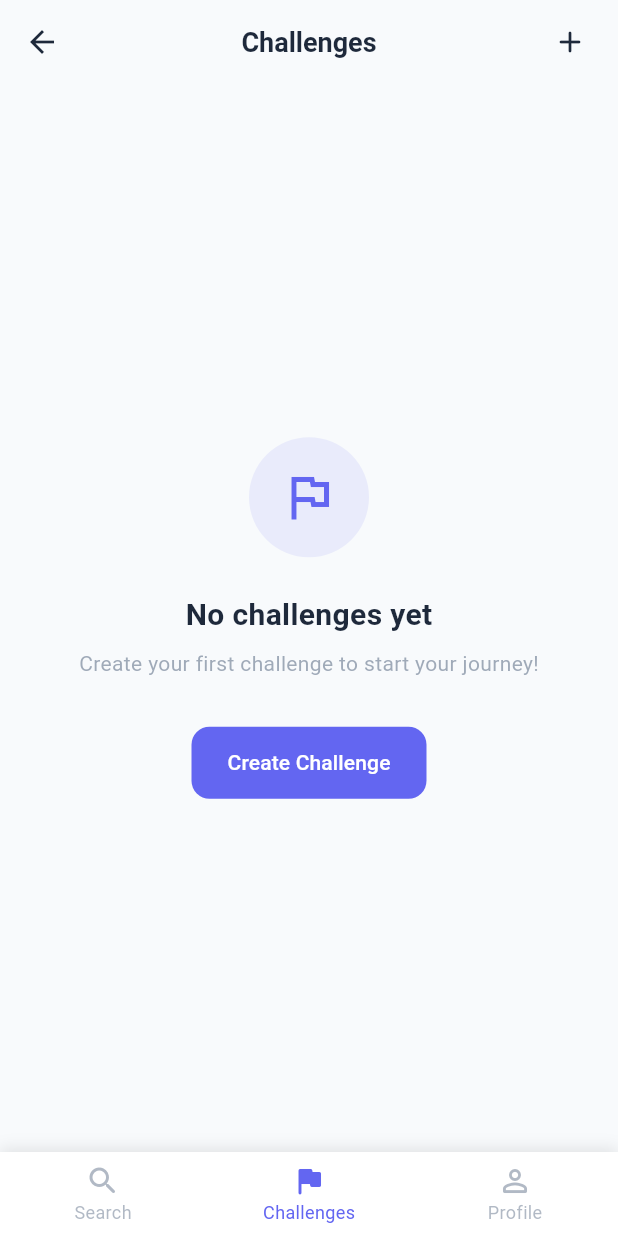
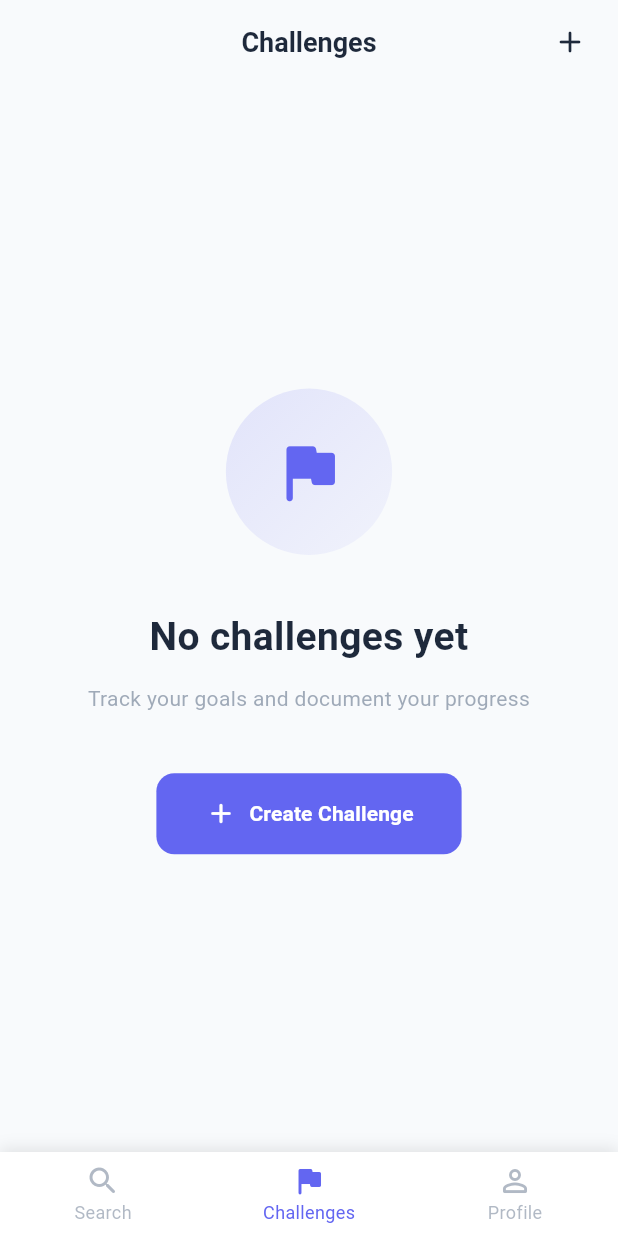
Before and after one commit to MainChallengeApp/unite_up, a Flutter app: the HomePage screen opened directly, item 2 of the bottom bar chosen, on a phone screen of 412 x 824 dp. Run offline on Flutter 3.47's test engine with Material 3 defaults, Android fonts, the phone set to English and light mode, and no system bars; our stand-ins replace easy_localization, font_awesome_flutter; accounts and stored records are empty.

Commit message:
feat: add animation to empty challenges page
- Updated German and English localization files to include a new subtitle for tracking goals and improved messaging for creating challenges.
- Refactored ChallengesPage to include an animated empty state with a heartbeat effect, enhancing user engagement and visual appeal.
- Adjusted layout and styling for better consistency and readability across challenge components.

```diff
--- a/assets/translations/de.json
+++ b/assets/translations/de.json
@@ -89,7 +89,8 @@
   "challenges": {
     "title": "Challenges",
     "noChallengesYet": "Noch keine Challenges",
-    "createFirstChallenge": "Erstelle deine erste Challenge, um deine Reise zu beginnen!",
+    "emptySubtitle": "Verfolge deine Ziele und dokumentiere deinen Fortschritt",
+    "createFirstChallenge": "Erstelle deine erste Challenge, um deine Reise zu einem besseren Ich zu beginnen!",
     "createChallenge": "Challenge erstellen",
     "createNewChallenge": "Neue Challenge erstellen",
     "createGroup": "Gruppen erstellen",
--- a/assets/translations/en.json
+++ b/assets/translations/en.json
@@ -89,7 +89,8 @@
   "challenges": {
     "title": "Challenges",
     "noChallengesYet": "No challenges yet",
-    "createFirstChallenge": "Create your first challenge to start your journey!",
+    "emptySubtitle": "Track your goals and document your progress",
+    "createFirstChallenge": "Create your first challenge to start your journey towards a better you!",
     "createChallenge": "Create Challenge",
     "createNewChallenge": "Create New Challenge",
     "createGroup": "Create Group",
--- a/lib/main.dart
+++ b/lib/main.dart
@@ -1,11 +1,10 @@
+import 'package:easy_localization/easy_localization.dart';
+import 'package:flutter/material.dart';
+import 'package:provider/provider.dart';
 import 'package:unite_up/pages/home_page.dart';
-import 'package:unite_up/pages/onboarding_page.dart';
 import 'package:unite_up/providers/app_state_provider.dart';
 import 'package:unite_up/providers/theme_provider.dart';
 import 'package:unite_up/theme/app_theme.dart';
-import 'package:easy_localization/easy_localization.dart';
-import 'package:flutter/material.dart';
-import 'package:provider/provider.dart';
 
 void main() async {
   WidgetsFlutterBinding.ensureInitialized();
@@ -43,24 +42,7 @@ class MyApp extends StatelessWidget {
       localizationsDelegates: context.localizationDelegates,
       supportedLocales: context.supportedLocales,
       locale: context.locale,
-      home: const AppRouter(),
+      home: const HomePage(),
     );
   }
 }
-
-class AppRouter extends StatelessWidget {
-  const AppRouter({super.key});
-
-  @override
-  Widget build(BuildContext context) {
-    final appState = Provider.of<AppStateProvider>(context);
-
-    // Show onboarding if user hasn't completed it yet and has no challenges
-    if (!appState.hasCompletedOnboarding || !appState.hasChallenges) {
-      return const OnboardingPage();
-    }
-
-    // Otherwise show the main home page with bottom navigation
-    return const HomePage();
-  }
-}
--- a/lib/pages/challenges_page.dart
+++ b/lib/pages/challenges_page.dart
@@ -1,12 +1,11 @@
+import 'package:easy_localization/easy_localization.dart';
+import 'package:flutter/material.dart';
+import 'package:provider/provider.dart';
+import 'package:unite_up/core/constants/app_constants.dart';
 import 'package:unite_up/models/challenge_chat_model.dart';
-import 'package:unite_up/core/constants/app_constants.dart';
 import 'package:unite_up/pages/chat_page.dart';
 import 'package:unite_up/pages/create_challenge_page.dart';
 import 'package:unite_up/providers/app_state_provider.dart';
-import 'package:unite_up/widgets/empty_state.dart';
-import 'package:easy_localization/easy_localization.dart';
-import 'package:flutter/material.dart';
-import 'package:provider/provider.dart';
 
 class ChallengesPage extends StatefulWidget {
   const ChallengesPage({super.key});
@@ -15,7 +14,30 @@ class ChallengesPage extends StatefulWidget {
   State<ChallengesPage> createState() => _ChallengesPageState();
 }
 
-class _ChallengesPageState extends State<ChallengesPage> {
+class _ChallengesPageState extends State<ChallengesPage>
+    with SingleTickerProviderStateMixin {
+  late AnimationController _animationController;
+  late Animation<double> _scaleAnimation;
+
+  @override
+  void initState() {
+    super.initState();
+    _animationController = AnimationController(
+      duration: const Duration(milliseconds: 1500),
+      vsync: this,
+    )..repeat(reverse: true);
+
+    _scaleAnimation = Tween<double>(begin: 0.9, end: 1.1).animate(
+      CurvedAnimation(parent: _animationController, curve: Curves.easeInOut),
+    );
+  }
+
+  @override
+  void dispose() {
+    _animationController.dispose();
+    super.dispose();
+  }
+
   void _navigateToChallengeChat(BuildContext context, String challengeId) {
     Provider.of<AppStateProvider>(
       context,
@@ -44,7 +66,10 @@ class _ChallengesPageState extends State<ChallengesPage> {
       appBar: AppBar(
         title: Text(
           'challenges.title'.tr(),
-          style: const TextStyle(fontWeight: FontWeight.w600, fontSize: AppSizes.fontXLarge),
+          style: const TextStyle(
+            fontWeight: FontWeight.w600,
+            fontSize: AppSizes.fontXLarge,
+          ),
         ),
         actions: [
           IconButton(
@@ -68,12 +93,94 @@ class _ChallengesPageState extends State<ChallengesPage> {
   }
 
   Widget _buildEmptyState(BuildContext context, ThemeData theme) {
-    return EmptyState(
-      icon: AppIcons.flagOutline,
-      title: 'challenges.noChallengesYet'.tr(),
-      subtitle: 'challenges.createFirstChallenge'.tr(),
-      buttonText: 'challenges.createChallenge'.tr(),
-      onButtonPressed: () => _createNewChallenge(context),
+    return Center(
+      child: Padding(
+        padding: const EdgeInsets.all(AppSizes.spacing32),
+        child: Column(
+          mainAxisAlignment: MainAxisAlignment.center,
+          children: [
+            // Animated Icon with heartbeat effect
+            AnimatedBuilder(
+              animation: _scaleAnimation,
+              builder: (context, child) {
+                return Transform.scale(
+                  scale: _scaleAnimation.value,
+                  child: Container(
+                    width: 120,
+                    height: 120,
+                    decoration: BoxDecoration(
+                      gradient: LinearGradient(
+                        colors: [
+                          theme.colorScheme.primary.withValues(alpha: 0.15),
+                          theme.colorScheme.primary.withValues(alpha: 0.05),
+                        ],
+                        begin: Alignment.topLeft,
+                        end: Alignment.bottomRight,
+                      ),
+                      shape: BoxShape.circle,
+                    ),
+                    child: Icon(
+                      AppIcons.flag,
+                      size: 56,
+                      color: theme.colorScheme.primary,
+                    ),
+                  ),
+                );
+              },
+            ),
+            const SizedBox(height: AppSizes.spacing32),
+            // Title
+            Text(
+              'challenges.noChallengesYet'.tr(),
+              style: TextStyle(
+                fontSize: 26,
+                fontWeight: FontWeight.bold,
+                color: theme.brightness == Brightness.dark
+                    ? Colors.white
+                    : const Color(0xFF1E293B),
+              ),
+              textAlign: TextAlign.center,
+            ),
+            const SizedBox(height: AppSizes.spacing12),
+            // Subtitle
+            Text(
+              'challenges.emptySubtitle'.tr(),
+              style: TextStyle(
+                fontSize: AppSizes.fontMedium,
+                color: theme.iconTheme.color?.withValues(
+                  alpha: AppOpacity.mostlyOpaque,
+                ),
+              ),
+              textAlign: TextAlign.center,
+            ),
+            const SizedBox(height: AppSizes.spacing40),
+            // CTA Button
+            ElevatedButton.icon(
+              onPressed: () => _createNewChallenge(context),
+              icon: const Icon(AppIcons.add, size: 22),
+              label: Text(
+                'challenges.createChallenge'.tr(),
+                style: const TextStyle(
+                  fontSize: AppSizes.fontMedium,
+                  fontWeight: FontWeight.w600,
+                ),
+              ),
+              style: ElevatedButton.styleFrom(
+                backgroundColor: theme.colorScheme.primary,
+                foregroundColor: Colors.white,
+                padding: const EdgeInsets.symmetric(
+                  horizontal: AppSizes.spacing32,
+                  vertical: AppSizes.spacing16,
+                ),
+                shape: RoundedRectangleBorder(
+                  borderRadius: BorderRadius.circular(AppSizes.radiusMedium),
+                ),
+                elevation: AppSizes.elevationNone,
+              ),
+            ),
+          ],
+        ),
+      ),
     );
   }
 
@@ -103,7 +210,9 @@ class _ChallengesPageState extends State<ChallengesPage> {
                 width: AppSizes.containerMedium,
                 height: AppSizes.containerMedium,
                 decoration: BoxDecoration(
-                  color: theme.colorScheme.primary.withValues(alpha: AppOpacity.light),
+                  color: theme.colorScheme.primary.withValues(
+                    alpha: AppOpacity.light,
+                  ),
                   borderRadius: BorderRadius.circular(AppSizes.radiusMedium),
                 ),
                 child: Center(
@@ -135,7 +244,9 @@ class _ChallengesPageState extends State<ChallengesPage> {
                         challenge.description!,
                         style: TextStyle(
                           fontSize: AppSizes.fontRegular,
-                          color: theme.iconTheme.color?.withValues(alpha: AppOpacity.mostlyOpaque),
+                          color: theme.iconTheme.color?.withValues(
+                            alpha: AppOpacity.mostlyOpaque,
+                          ),
                         ),
                         maxLines: 1,
                         overflow: TextOverflow.ellipsis,
@@ -149,30 +260,42 @@ class _ChallengesPageState extends State<ChallengesPage> {
                               ? AppIcons.personOutline
                               : AppIcons.people,
                           size: AppSizes.iconSmall,
-                          color: theme.iconTheme.color?.withValues(alpha: AppOpacity.semiTransparent),
+                          color: theme.iconTheme.color?.withValues(
+                            alpha: AppOpacity.semiTransparent,
+                          ),
                         ),
                         const SizedBox(width: AppSizes.spacing4),
                         Text(
                           challenge.isPersonal
                               ? 'challenges.personal'.tr()
-                              : 'challenges.member'.tr(namedArgs: {'count': challenge.memberCount.toString()}),
+                              : 'challenges.member'.tr(
+                                  namedArgs: {
+                                    'count': challenge.memberCount.toString(),
+                                  },
+                                ),
                           style: TextStyle(
                             fontSize: AppSizes.fontSmall,
-                            color: theme.iconTheme.color?.withValues(alpha: AppOpacity.mostlyOpaque),
+                            color: theme.iconTheme.color?.withValues(
+                              alpha: AppOpacity.mostlyOpaque,
+                            ),
                           ),
                         ),
                         const SizedBox(width: AppSizes.spacing12),
                         Icon(
                           AppIcons.chat,
                           size: AppSizes.iconSmall,
-                          color: theme.iconTheme.color?.withValues(alpha: AppOpacity.semiTransparent),
+                          color: theme.iconTheme.color?.withValues(
+                            alpha: AppOpacity.semiTransparent,
+                          ),
                         ),
                         const SizedBox(width: AppSizes.spacing4),
                         Text(
                           '${challenge.events.length} ${'challenges.messages'.tr()}',
                           style: TextStyle(
                             fontSize: AppSizes.fontSmall,
-                            color: theme.iconTheme.color?.withValues(alpha: AppOpacity.mostlyOpaque),
+                            color: theme.iconTheme.color?.withValues(
+                              alpha: AppOpacity.mostlyOpaque,
+                            ),
                           ),
                         ),
                       ],
@@ -182,7 +305,9 @@ class _ChallengesPageState extends State<ChallengesPage> {
               ),
               Icon(
                 AppIcons.chevronRight,
-                color: theme.iconTheme.color?.withValues(alpha: AppOpacity.medium),
+                color: theme.iconTheme.color?.withValues(
+                  alpha: AppOpacity.medium,
+                ),
               ),
             ],
           ),
--- a/lib/pages/home_page.dart
+++ b/lib/pages/home_page.dart
@@ -1,8 +1,8 @@
-import 'package:unite_up/providers/app_state_provider.dart';
-import 'package:unite_up/core/constants/app_constants.dart';
 import 'package:easy_localization/easy_localization.dart';
 import 'package:flutter/material.dart';
 import 'package:provider/provider.dart';
+import 'package:unite_up/core/constants/app_constants.dart';
+import 'package:unite_up/providers/app_state_provider.dart';
 
 import 'challenges_page.dart';
 import 'profile_page.dart';
@@ -16,7 +16,8 @@ class HomePage extends StatefulWidget {
 }
 
 class _HomePageState extends State<HomePage> {
-  int _selectedIndex = 0;
+  int _selectedIndex = 1;
+  bool _wasAuthenticated = false;
 
   void _onItemTapped(int index) {
     setState(() {
@@ -65,6 +66,20 @@ class _HomePageState extends State<HomePage> {
                 ),
               ];
 
+        // Handle authentication state change
+        if (isAuthenticated != _wasAuthenticated) {
+          if (isAuthenticated && _selectedIndex == 1) {
+            // User just logged in and was on profile tab (index 1 in non-auth mode)
+            // Profile is now at index 2 in auth mode
+            _selectedIndex = 2;
+          } else if (!isAuthenticated && _selectedIndex == 2) {
+            // User just logged out and was on profile tab (index 2 in auth mode)
+            // Profile is now at index 1 in non-auth mode
+            _selectedIndex = 1;
+          }
+          _wasAuthenticated = isAuthenticated;
+        }
+
         if (_selectedIndex >= pages.length) {
           _selectedIndex = 0;
         }
@@ -72,10 +87,7 @@ class _HomePageState extends State<HomePage> {
         final theme = Theme.of(context);
 
         return Scaffold(
-          body: IndexedStack(
-            index: _selectedIndex,
-            children: pages,
-          ),
+          body: IndexedStack(index: _selectedIndex, children: pages),
           bottomNavigationBar: Container(
             decoration: BoxDecoration(
               boxShadow: [
@@ -94,7 +106,9 @@ class _HomePageState extends State<HomePage> {
                   ? const Color(0xFF1E293B)
                   : Colors.white,
               selectedItemColor: theme.colorScheme.primary,
-              unselectedItemColor: theme.iconTheme.color?.withValues(alpha: AppOpacity.semiTransparent),
+              unselectedItemColor: theme.iconTheme.color?.withValues(
+                alpha: AppOpacity.semiTransparent,
+              ),
               selectedFontSize: 12,
               unselectedFontSize: 12,
               elevation: AppSizes.elevationNone,
```
